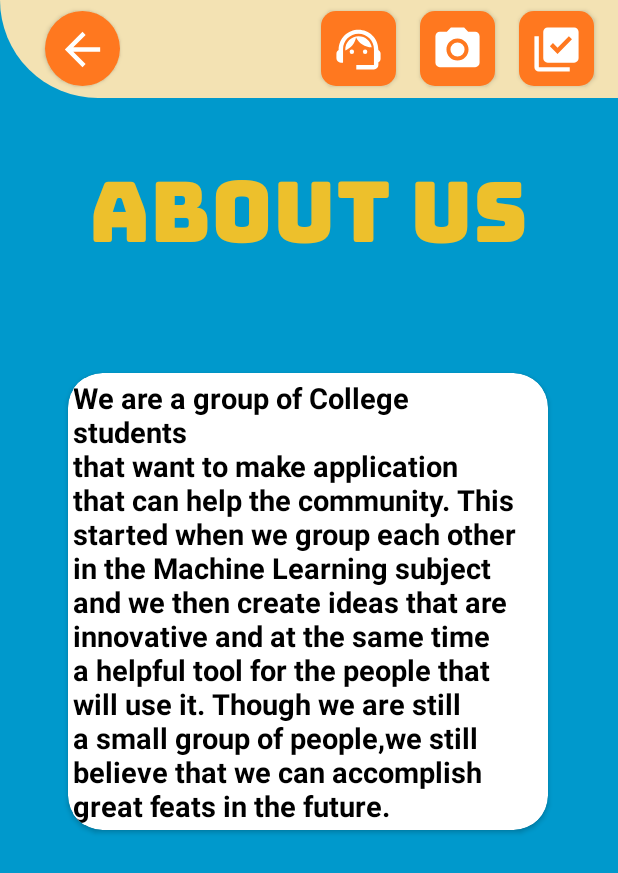
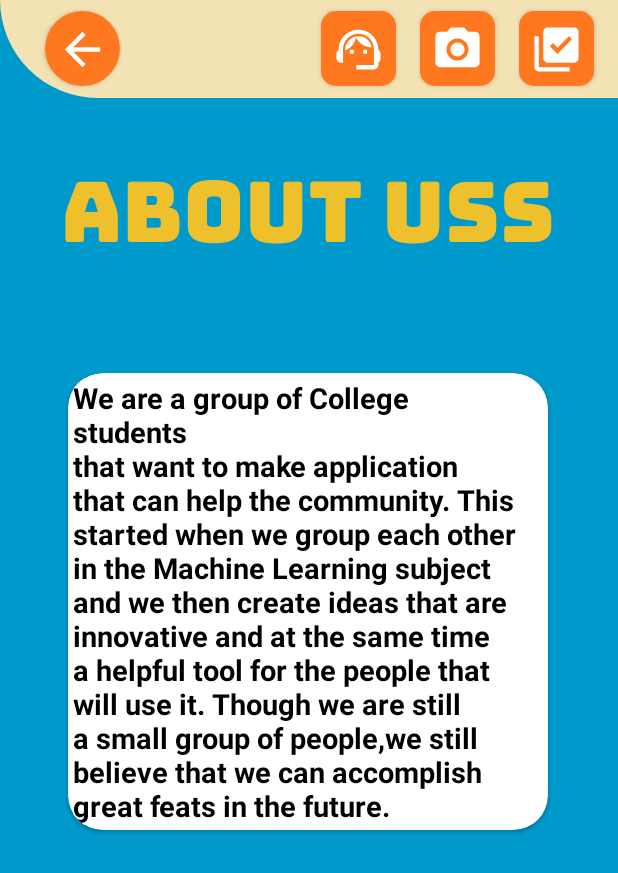
Before and after one commit to mikemalakas/RipFresh, an Android app: the About_Us screen opened directly, with no data from a screen before it, on a phone screen of 412 x 824 dp. Shown: the top 873 px of the screen. Run offline under Robolectric (Android 15) with nearby library versions, the phone set to English and light mode, and no system bars.

Commit message:
testing commit

```diff
--- a/app/src/main/res/layout/activity_about_us.xml
+++ b/app/src/main/res/layout/activity_about_us.xml
@@ -82,7 +82,7 @@
         android:layout_height="wrap_content"
         android:layout_marginTop="4dp"
         android:fontFamily="@font/bungee_regular"
-        android:text="ABOUT US"
+        android:text="ABOUT USS"
         android:textColor="#EDC02C"
         android:textSize="56dp"
         app:layout_constraintEnd_toEndOf="parent"
```
